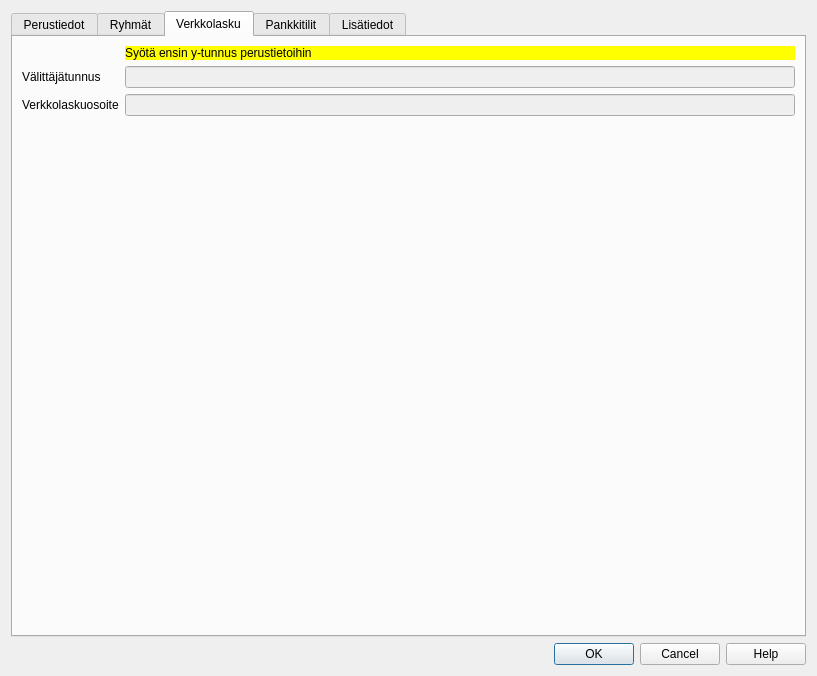
Qt form kitsas/rekisteri/asiakastoimittajadlg.ui (artoh/kitupiikki) before a commit.
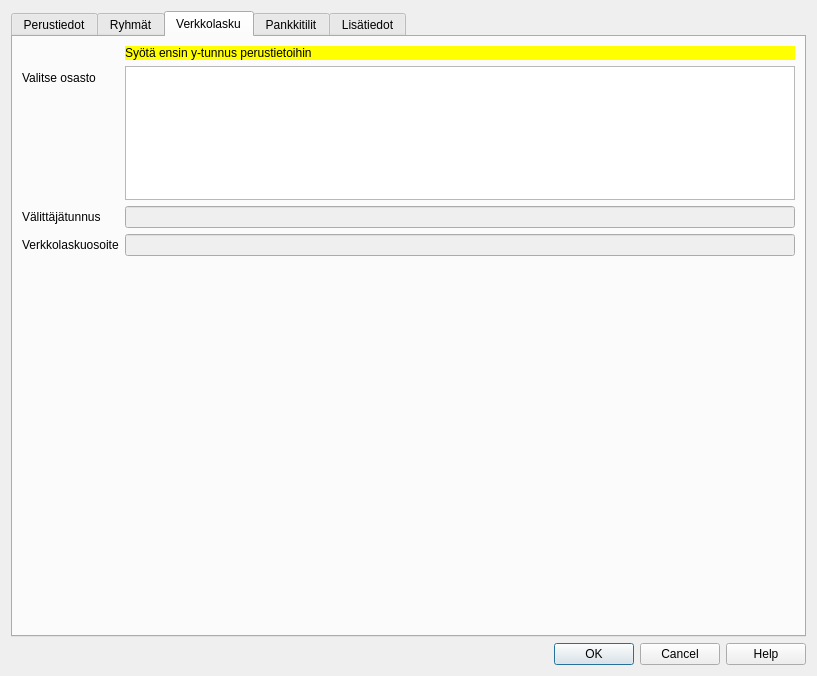
The same form after that commit. The open tabs and pages were chosen to show the change. Icons and pictures are not drawn. Custom widgets are drawn as their Qt base class.

Commit message: Verkkolaskujen haku kun monta verkkolaskuosoitetta

```diff
--- a/kitsas/rekisteri/asiakastoimittajadlg.ui
+++ b/kitsas/rekisteri/asiakastoimittajadlg.ui
@@ -270,7 +270,7 @@
        <string>Verkkolasku</string>
       </attribute>
       <layout class="QFormLayout" name="formLayout_2">
-       <item row="1" column="0">
+       <item row="2" column="0">
         <widget class="QLabel" name="valittajaLabel">
          <property name="text">
           <string>Välittäjätunnus</string>
@@ -280,14 +280,14 @@
          </property>
         </widget>
        </item>
-       <item row="1" column="1">
+       <item row="2" column="1">
         <widget class="QLineEdit" name="valittajaEdit">
          <property name="enabled">
           <bool>false</bool>
          </property>
         </widget>
        </item>
-       <item row="2" column="0">
+       <item row="3" column="0">
         <widget class="QLabel" name="ovtLabel">
          <property name="text">
           <string>Verkkolaskuosoite</string>
@@ -297,14 +297,14 @@
          </property>
         </widget>
        </item>
-       <item row="2" column="1">
-        <widget class="QLineEdit" name="ovtEdit">
-         <property name="enabled">
-          <bool>false</bool>
-         </property>
-        </widget>
-       </item>
        <item row="3" column="1">
+        <widget class="QLineEdit" name="ovtEdit">
+         <property name="enabled">
+          <bool>false</bool>
+         </property>
+        </widget>
+       </item>
+       <item row="4" column="1">
         <spacer name="verticalSpacer_2">
          <property name="orientation">
           <enum>Qt::Vertical</enum>
@@ -327,6 +327,16 @@
          </property>
         </widget>
        </item>
+       <item row="1" column="0">
+        <widget class="QLabel" name="osastoLabel">
+         <property name="text">
+          <string>Valitse osasto</string>
+         </property>
+        </widget>
+       </item>
+       <item row="1" column="1">
+        <widget class="QListWidget" name="osastoLista"/>
+       </item>
       </layout>
      </widget>
      <widget class="QWidget" name="tab_4">
```
The commit also changes 2 other files.
